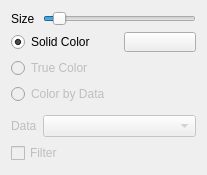
The window that gui/PointOptions.ui (Kitware/TeleSculptor) describes before a commit, drawn with Qt 5.
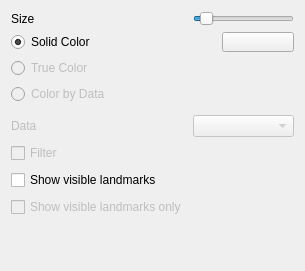
The same window after the commit. Custom widgets are drawn as their Qt base class.

Commit message: Moved Visible Landmarks menu under Landmarks menu and load visible landmarks as application start

```diff
--- a/gui/PointOptions.ui
+++ b/gui/PointOptions.ui
@@ -6,17 +6,14 @@
    <rect>
     <x>0</x>
     <y>0</y>
-    <width>207</width>
-    <height>169</height>
+    <width>305</width>
+    <height>271</height>
    </rect>
   </property>
   <property name="windowTitle">
    <string>Form</string>
   </property>
   <layout class="QFormLayout" name="formLayout">
-   <property name="fieldGrowthPolicy">
-    <enum>QFormLayout::AllNonFixedFieldsGrow</enum>
-   </property>
    <item row="0" column="0">
     <widget class="QLabel" name="sizeLabel">
      <property name="text">
@@ -127,7 +124,7 @@
      </property>
     </widget>
    </item>
-   <item row="3" column="0" colspan="2">
+   <item row="3" column="0">
     <layout class="QHBoxLayout" name="horizontalLayout">
      <item>
       <widget class="QCheckBox" name="dataFilter">
@@ -157,6 +154,46 @@
      </item>
     </layout>
    </item>
+   <item row="4" column="0" colspan="2">
+    <layout class="QHBoxLayout" name="horizontalLayout_3">
+     <item>
+      <widget class="QCheckBox" name="showVisibleLandmarks">
+       <property name="text">
+        <string>Show visible landmarks</string>
+       </property>
+      </widget>
+     </item>
+     <item>
+      <widget class="QToolButton" name="visibleLandmarksMenu">
+       <property name="enabled">
+        <bool>true</bool>
+       </property>
+       <property name="text">
+        <string/>
+       </property>
+       <property name="popupMode">
+        <enum>QToolButton::InstantPopup</enum>
+       </property>
+       <property name="toolButtonStyle">
+        <enum>Qt::ToolButtonTextOnly</enum>
+       </property>
+       <property name="autoRaise">
+        <bool>true</bool>
+       </property>
+      </widget>
+     </item>
+    </layout>
+   </item>
+   <item row="5" column="0">
+    <widget class="QCheckBox" name="showVisibleLandmarksOnly">
+     <property name="enabled">
+      <bool>false</bool>
+     </property>
+     <property name="text">
+      <string>Show visible landmarks only</string>
+     </property>
+    </widget>
+   </item>
   </layout>
  </widget>
  <customwidgets>
```
Left out of the diff: 2 changed lines with no effect on the pictures. The commit also changes 12 other files.
